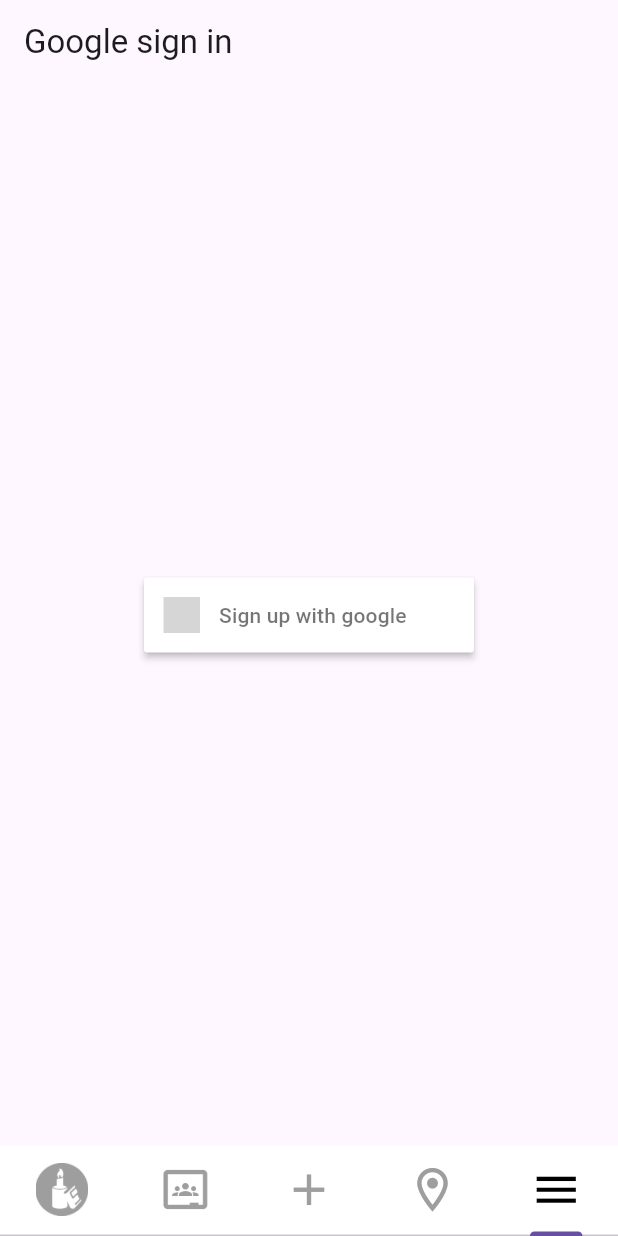
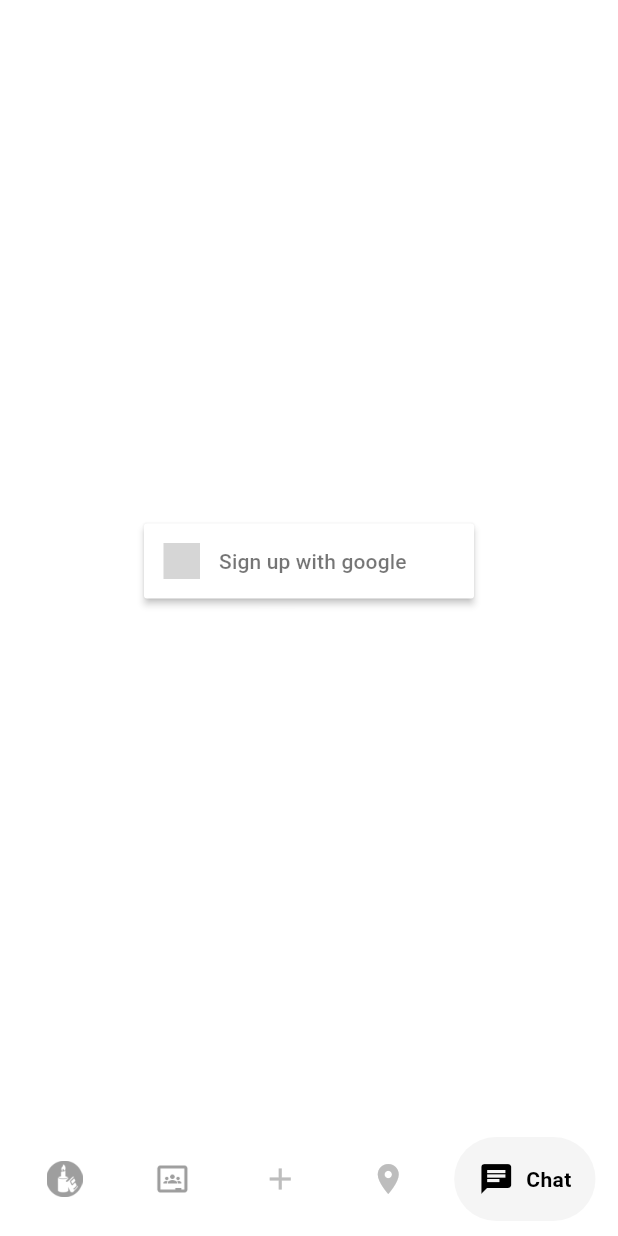
Before and after one commit to hasibul2hasan/my_seu, a Flutter app: the screen it shows after launch, item 5 of the bottom bar chosen, on a phone screen of 412 x 824 dp. Run offline on Flutter 3.47's test engine with Material 3 defaults, Android fonts, the light colour scheme and no system bars; drawn by our look-alikes of google_nav_bar, sign_in_button; our stand-ins replace firebase_auth, firebase_core, geolocator, permission_handler, webview_flutter; accounts and stored records are empty; grey boxes are pictures that could not be loaded.

Commit message:
chore: Update dependencies and add Google Nav Bar package

```diff
--- a/lib/screens/chat_tab.dart
+++ b/lib/screens/chat_tab.dart
@@ -30,9 +30,10 @@
   @override
   Widget build(BuildContext context) {
     return Scaffold(
-      appBar: AppBar(
-        title: const Text("Google sign in"),
-      ),
+      backgroundColor: Colors.white,
+      // appBar: AppBar(
+      //   title: const Text("Google sign in"),
+      // ),
       body: _user != null ? _userInfo() : _googleSignInButton(),
     );
   }
--- a/lib/screens/home_screen.dart
+++ b/lib/screens/home_screen.dart
@@ -1,13 +1,12 @@
-import 'dart:math';
-
 import 'package:flutter/material.dart';
 import 'package:flutter/services.dart';
+import 'package:google_nav_bar/google_nav_bar.dart';
 import 'ums_tab.dart';
 import 'classroom_tab.dart';
 import 'keep_tab.dart';
 import 'map_tab.dart';
 import 'chat_tab.dart';
-//import 'help_tab.dart';
+// import 'help_tab.dart';
 
 class HomeScreen extends StatefulWidget {
   const HomeScreen({Key? key}) : super(key: key);
@@ -18,21 +17,20 @@
 
 class _HomeScreenState extends State<HomeScreen>
     with SingleTickerProviderStateMixin {
-  late TabController _tabController;
+  late PageController _pageController;
   Color _appBarColor = const Color.fromRGBO(15, 23, 42, 1);
+  int _selectedIndex = 0;
 
   @override
   void initState() {
     super.initState();
-    _tabController = TabController(length: 5, vsync: this);
-    _tabController.addListener(_handleTabSelection);
-    // Initialize the app bar color
+    _pageController = PageController();
     _handleTabSelection();
   }
 
   void _handleTabSelection() {
     setState(() {
-      switch (_tabController.index) {
+      switch (_selectedIndex) {
         case 0:
           _appBarColor = const Color.fromRGBO(15, 23, 42, 1); // UMS
           SystemChrome.setSystemUIOverlayStyle(SystemUiOverlayStyle(
@@ -68,25 +66,24 @@
             statusBarIconBrightness: Brightness.dark, // Dark icons
           ));
           break;
-        // case 5:
-        //   _appBarColor = const Color.fromARGB(255, 255, 255, 255); // Help
-        //   SystemChrome.setSystemUIOverlayStyle(SystemUiOverlayStyle(
-        //     statusBarColor: _appBarColor,
-        //     statusBarIconBrightness: Brightness.dark, // Dark icons
-        //   ));
-        //   break;
       }
     });
   }
 
+  void _onItemTapped(int index) {
+    setState(() {
+      _selectedIndex = index;
+    });
+    _pageController.jumpToPage(index);
+    _handleTabSelection();
+  }
+
   @override
   Widget build(BuildContext context) {
-    return SafeArea(
-      child: DefaultTabController(
-        length: 5,
-        child: Scaffold(
-          body: TabBarView(
-            controller: _tabController,
+    return Scaffold(
+      body: SafeArea(
+        child: PageView(
+          controller: _pageController,
           physics: const NeverScrollableScrollPhysics(),
           children: const [
             UmsTab(),
@@ -97,91 +94,57 @@
             // HelpTab(),
           ],
         ),
-          bottomNavigationBar: Material(
-            elevation: 0,
+      ),
+      bottomNavigationBar: Container(
         color: _appBarColor,
-            child: Container(
-              height: 60,
-              child: TabBar(
-                controller: _tabController,
-
-                // Set the indicator to null to remove it
-                indicator: null,
-
+        padding: const EdgeInsets.symmetric(horizontal: 15.0, vertical: 10.0),
+        child: GNav(
+          gap: 8,
+          backgroundColor: _appBarColor,
+          color: Colors.grey[400],
+          activeColor: Colors.black,
+          tabBackgroundColor: Colors.grey[100]!,
+          padding: const EdgeInsets.all(16),
+          onTabChange: _onItemTapped,
+          selectedIndex: _selectedIndex,
           tabs: [
-                  Tab(
-                    icon: SizedBox(
-                      width: 35.0, // Set the width you want
-                      height: 35.0, // Set the height you want
-                      child: Image.asset(
-                        _tabController.index == 0
-                            ? "assets/TabBarLogo/SeuTabBarLogoInver.png"
-                            : "assets/TabBarLogo/SeuTabBarLogoInver.png",
-                        color: _tabController.index == 0
+            GButton(
+              icon: Icons.school, // This will be replaced by the image
+              text: 'UMS',
+              leading: Image.asset(
+                'assets/TabBarLogo/seuinver.png', // Path to your image
+                width: 24, // Width of the image
+                height: 24, // Height of the image
+                color: _selectedIndex == 0
                     ? Colors.black
-                            : Colors.grey,
+                    : Colors.grey, // Optional: to tint the image
               ),
             ),
-                  ),
-                  Tab(
-                    icon: SizedBox(
-                      width: 35.0, // Set the width you want
-                      height: 35.0, // Set the height you want
-                      child: Image.asset(
-                        _tabController.index == 1
-                            ? "assets/TabBarLogo/google_classroom_white.png"
-                            : "assets/TabBarLogo/google_classroom_black.png",
-                        color: _tabController.index == 1
-                            ? Colors.black
-                            : Colors.grey,
+            GButton(
+              icon: Icons.school, // This will be replaced by the image
+              text: 'Classroom',
+              leading: Image.asset(
+                'assets/TabBarLogo/google_classroom_white.png', // Path to your image
+                width: 24, // Width of the image
+                height: 24, // Height of the image
+                color: _selectedIndex == 0
+                    ? Colors.grey
+                    : Colors.grey, // Optional: to tint the image
               ),
             ),
+            const GButton(
+              icon: Icons.add,
+              text: 'Add',
             ),
-                  Tab(
-                    icon: Icon(
-                      _tabController.index == 2
-                          ? Icons.add
-                          : Icons.add, // Same icon for selected and unselected
-                      color: _tabController.index == 2
-                          ? Colors.black
-                          : Colors.grey,
-                      size: 35,
+            const GButton(
+              icon: Icons.location_on,
+              text: 'Map',
             ),
+            const GButton(
+              icon: Icons.chat,
+              text: 'Chat',
             ),
-                  Tab(
-                    icon: Icon(
-                      _tabController.index == 3
-                          ? Icons.location_on
-                          : Icons
-                              .location_on_outlined, // Same icon for selected and unselected
-                      color: _tabController.index == 3
-                          ? Colors.black
-                          : Colors.grey,
-                      size: 35,
-                    ),
-                  ),
-                  Tab(
-                    icon: Icon(
-                      _tabController.index == 4
-                          ? Icons.menu_sharp
-                          : Icons.menu, // Same icon for selected and unselected
-                      color: _tabController.index == 4
-                          ? Colors.black
-                          : Colors.grey,
-                      size: 35,
-                    ),
-                  ),
-                  // Tab(
-                  //   icon: Image.asset(
-                  //     _tabController.index == 5
-                  //         ? "assets/TabBarLogo/help_selected.png"
-                  //         : "assets/TabBarLogo/help.png",
-                  //   ),
-                  // ),
           ],
-              ),
-            ),
-          ),
         ),
       ),
     );
--- a/pubspec.yaml
+++ b/pubspec.yaml
@@ -42,6 +42,7 @@
   firebase_core: ^2.24.2
   firebase_auth: ^4.16.0
   sign_in_button: ^3.2.0
+  google_nav_bar: ^5.0.6
 
 dev_dependencies:
   flutter_test:
@@ -77,8 +78,8 @@
   assets:
    - assets/TabBarLogo/google_classroom_black.png
    - assets/TabBarLogo/ums.png
-   - assets/TabBarLogo/SeuTabBarLogo.png
-   - assets/TabBarLogo/SeuTabBarLogoInver.png
+   - assets/TabBarLogo/seu.png
+   - assets/TabBarLogo/seuinver.png
    - assets/TabBarLogo/google_classroom_white.png
 
 
```
Also changed, not shown: lib/screens/classroom_tab.dart (+11 -2 lines), lib/screens/keep_tab.dart (+11 -2 lines), lib/screens/map_tab.dart (+17 -10 lines), lib/screens/ums_tab.dart (+11 -2 lines), assets/TabBarLogo/seu.png (renamed from assets/TabBarLogo/SeuTabBarLogo.png), assets/TabBarLogo/seuinver.png (renamed from assets/TabBarLogo/SeuTabBarLogoInver.png), pubspec.lock. Lines whose indentation alone changed are shown as unchanged.
